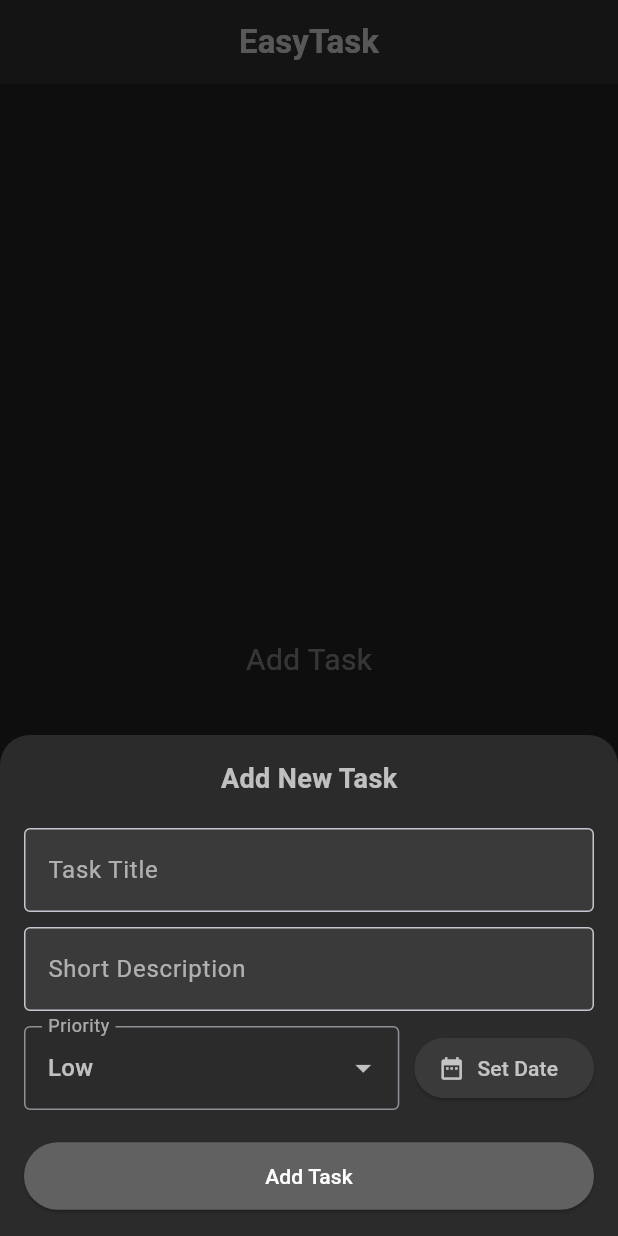
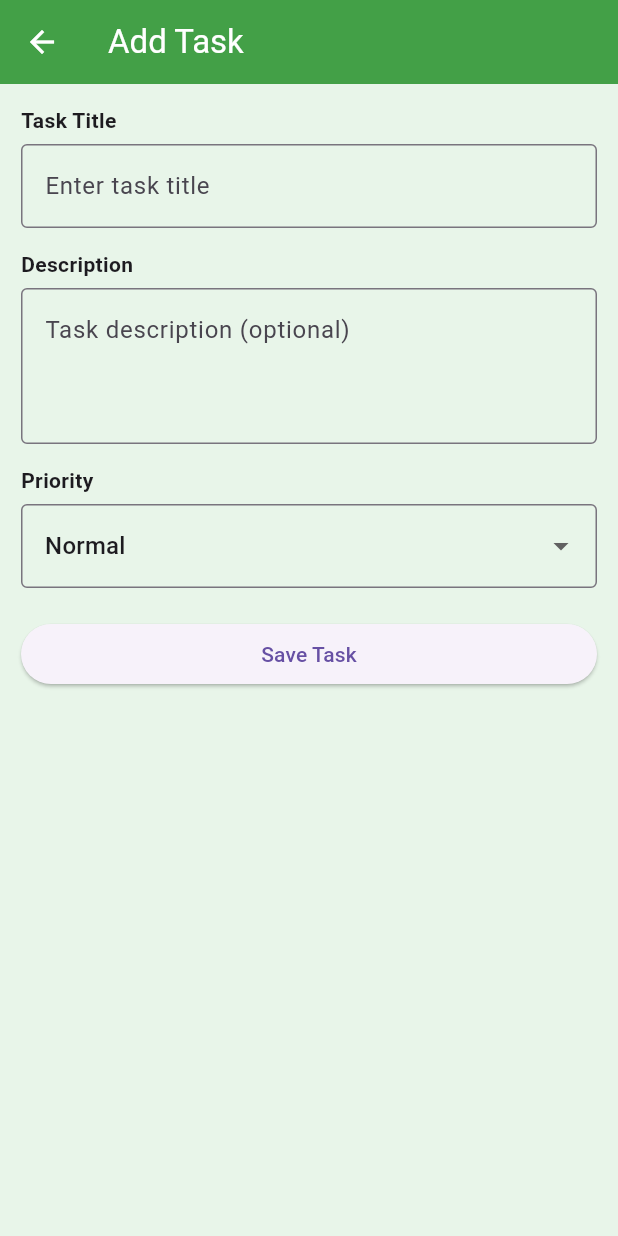
Before and after one commit to ameer-hamza-se/EasyTask, a Flutter app: the screen it shows after launch, after a tap on the "add" icon, on a phone screen of 412 x 824 dp. Run offline on Flutter 3.47's test engine with Material 3 defaults, Android fonts, the phone set to English and light mode, and no system bars.

Commit message:
Week 2: Added placeholder UI for task view

```diff
--- a/lib/main.dart
+++ b/lib/main.dart
@@ -1,327 +1,295 @@
 import 'package:flutter/material.dart';
 
 void main() {
-  runApp(const EasyTaskApp());
+  runApp(EasyTaskApp());
 }
 
 class EasyTaskApp extends StatelessWidget {
-  const EasyTaskApp({super.key});
-
   @override
   Widget build(BuildContext context) {
     return MaterialApp(
+      debugShowCheckedModeBanner: false,
       title: 'EasyTask',
-      debugShowCheckedModeBanner: false,
       theme: ThemeData(
-        brightness: Brightness.dark,
-        scaffoldBackgroundColor: const Color(0xFF1F1F1F), // dark grey background
-        appBarTheme: const AppBarTheme(
-          backgroundColor: Color(0xFF2C2C2C),
-          centerTitle: true,
-          titleTextStyle: TextStyle(
-            color: Colors.white70,
-            fontSize: 22,
-            fontWeight: FontWeight.bold,
+        primarySwatch: Colors.green,
+        scaffoldBackgroundColor: Colors.green.shade50,
+        appBarTheme: AppBarTheme(
+          backgroundColor: Colors.green.shade600,
+          foregroundColor: Colors.white,
         ),
       ),
-        floatingActionButtonTheme: const FloatingActionButtonThemeData(
-          backgroundColor: Color(0xFF3A3A3A),
-          foregroundColor: Colors.white70,
-        ),
-        cardColor: const Color(0xFF2B2B2B),
-        iconTheme: const IconThemeData(color: Colors.white70),
-        textTheme: const TextTheme(
-          bodyMedium: TextStyle(color: Colors.white70),
-        ),
-      ),
-      home: const HomePage(),
+      home: HomeScreen(),
     );
   }
 }
 
-class HomePage extends StatefulWidget {
-  const HomePage({super.key});
+// -------------------------------------------------------------
+// TASK MODEL (simple, no date, only material.dart used)
+// -------------------------------------------------------------
+class Task {
+  final String id;
+  final String title;
+  final String description;
+  final String priority;
 
-  @override
-  State<HomePage> createState() => _HomePageState();
-}
-
-class _HomePageState extends State<HomePage> {
-  final List<Map<String, dynamic>> tasks = [];
-
-  void _openAddTaskDialog() {
-    showModalBottomSheet(
-      context: context,
-      backgroundColor: const Color(0xFF2B2B2B),
-      shape: const RoundedRectangleBorder(
-        borderRadius: BorderRadius.vertical(top: Radius.circular(20)),
-      ),
-      isScrollControlled: true,
-      builder: (context) {
-        return AddTaskSheet(onAdd: _addTask);
-      },
-    );
-  }
-
-  void _addTask(String title, String desc, DateTime date, String priority) {
-    setState(() {
-      tasks.add({
-        'title': title,
-        'desc': desc,
-        'dueDate': date,
-        'priority': priority,
-      });
+  Task({
+    required this.id,
+    required this.title,
+    required this.description,
+    required this.priority,
   });
 }
 
-  void _removeTask(int index) {
+// -------------------------------------------------------------
+// HOME SCREEN
+// -------------------------------------------------------------
+class HomeScreen extends StatefulWidget {
+  @override
+  _HomeScreenState createState() => _HomeScreenState();
+}
+
+class _HomeScreenState extends State<HomeScreen> {
+  List<Task> tasks = [];
+
+  void _addTask() async {
+    final Task? newTask = await Navigator.push(
+      context,
+      MaterialPageRoute(builder: (context) => AddTaskScreen()),
+    );
+
+    if (newTask != null) {
       setState(() {
-      tasks.removeAt(index);
+        tasks.insert(0, newTask); // newest first
       });
+    }
+  }
+
+  void _deleteTask(String id) {
+    showDialog(
+      context: context,
+      builder: (ctx) => AlertDialog(
+        title: Text("Delete Task?"),
+        content: Text("Are you sure you want to delete this task?"),
+        actions: [
+          TextButton(
+            child: Text("Cancel"),
+            onPressed: () => Navigator.pop(ctx),
+          ),
+          TextButton(
+            child: Text("Delete", style: TextStyle(color: Colors.red)),
+            onPressed: () {
+              setState(() {
+                tasks.removeWhere((t) => t.id == id);
+              });
+              Navigator.pop(ctx);
+            },
+          ),
+        ],
+      ),
+    );
   }
 
   @override
   Widget build(BuildContext context) {
     return Scaffold(
-      appBar: AppBar(title: const Text("EasyTask")),
-      body: tasks.isEmpty
-          ? const Center(
-        child: Text(
-          "Add Task",
-          style: TextStyle(color: Colors.white38, fontSize: 20),
+      appBar: AppBar(
+        title: Row(
+          children: [
+            Icon(Icons.check_circle_outline),
+            SizedBox(width: 8),
+            Text("EasyTask"),
+          ],
         ),
-      )
-          : ListView.builder(
-        padding: const EdgeInsets.all(16),
+        actions: [
+          IconButton(
+            icon: Icon(Icons.group),
+            onPressed: () {
+              Navigator.push(
+                context,
+                MaterialPageRoute(builder: (c) => CommunityScreen()),
+              );
+            },
+          ),
+          IconButton(
+            icon: Icon(Icons.settings),
+            onPressed: () {
+              Navigator.push(
+                context,
+                MaterialPageRoute(builder: (c) => SettingsScreen()),
+              );
+            },
+          ),
+        ],
+      ),
+      body: tasks.isEmpty ? _emptyState() : _taskList(),
+      floatingActionButton: FloatingActionButton(
+        onPressed: _addTask,
+        child: Icon(Icons.add),
+      ),
+    );
+  }
+
+  Widget _emptyState() {
+    return Center(
+      child: Column(
+        mainAxisAlignment: MainAxisAlignment.center,
+        children: [
+          Icon(Icons.list_alt, size: 70, color: Colors.green.shade300),
+          SizedBox(height: 14),
+          Text("No tasks yet", style: TextStyle(fontSize: 18)),
+          SizedBox(height: 6),
+          Text("Tap + to add your first task"),
+        ],
+      ),
+    );
+  }
+
+  Widget _taskList() {
+    return ListView.builder(
+      padding: EdgeInsets.all(10),
       itemCount: tasks.length,
       itemBuilder: (context, index) {
-          final task = tasks[index];
-          Color priorityColor;
-          if (task['priority'] == 'High') {
-            priorityColor = Colors.grey.shade400;
-          } else if (task['priority'] == 'Medium') {
-            priorityColor = Colors.grey.shade500;
-          } else {
-            priorityColor = Colors.grey.shade600;
-          }
-
+        final t = tasks[index];
         return Card(
-            margin: const EdgeInsets.symmetric(vertical: 8),
           elevation: 2,
-            shape: RoundedRectangleBorder(
-              borderRadius: BorderRadius.circular(12),
-            ),
           child: ListTile(
-              leading: const Icon(Icons.task_alt),
-              title: Text(
-                task['title'],
-                style: const TextStyle(
-                  color: Colors.white70,
-                  fontWeight: FontWeight.bold,
-                ),
-              ),
+            leading: Icon(Icons.check_circle_outline, color: Colors.green),
+            title: Text(t.title, style: TextStyle(fontWeight: FontWeight.bold)),
             subtitle: Column(
               crossAxisAlignment: CrossAxisAlignment.start,
               children: [
-                  if (task['desc'].isNotEmpty)
-                    Text(
-                      task['desc'],
-                      style: const TextStyle(
-                        color: Colors.white54,
-                        fontSize: 13,
-                      ),
-                    ),
-                  const SizedBox(height: 3),
-                  Text(
-                    "Due: ${task['dueDate'].day}/${task['dueDate'].month}/${task['dueDate'].year}",
-                    style: const TextStyle(
-                      color: Colors.white54,
-                      fontSize: 13,
-                    ),
-                  ),
-                  const SizedBox(height: 3),
+                if (t.description.isNotEmpty) Text(t.description),
+                SizedBox(height: 4),
                 Row(
                   children: [
-                      const Icon(Icons.flag, size: 16, color: Colors.white38),
-                      const SizedBox(width: 5),
-                      Text(
-                        task['priority'],
-                        style: TextStyle(
-                          color: priorityColor,
-                          fontSize: 13,
-                        ),
-                      ),
+                    Icon(Icons.flag, size: 14),
+                    SizedBox(width: 4),
+                    Text(t.priority),
                   ],
                 ),
               ],
             ),
             trailing: IconButton(
-                icon: const Icon(Icons.delete_outline),
-                onPressed: () => _removeTask(index),
+              icon: Icon(Icons.delete_outline),
+              onPressed: () => _deleteTask(t.id),
             ),
           ),
         );
       },
+    );
+  }
+}
+
+// -------------------------------------------------------------
+// ADD TASK SCREEN (title, description, priority)
+// -------------------------------------------------------------
+class AddTaskScreen extends StatefulWidget {
+  @override
+  _AddTaskScreenState createState() => _AddTaskScreenState();
+}
+
+class _AddTaskScreenState extends State<AddTaskScreen> {
+  final _titleCtrl = TextEditingController();
+  final _descCtrl = TextEditingController();
+
+  String _priority = "Normal";
+
+  void _saveTask() {
+    if (_titleCtrl.text.trim().isEmpty) {
+      ScaffoldMessenger.of(context)
+          .showSnackBar(SnackBar(content: Text("Task title required")));
+      return;
+    }
+
+    final task = Task(
+      id: DateTime.now().millisecondsSinceEpoch.toString(),
+      title: _titleCtrl.text.trim(),
+      description: _descCtrl.text.trim(),
+      priority: _priority,
+    );
+
+    Navigator.pop(context, task);
+  }
+
+  @override
+  Widget build(BuildContext context) {
+    return Scaffold(
+      appBar: AppBar(
+        title: Text("Add Task"),
       ),
-      floatingActionButton: FloatingActionButton(
-        onPressed: _openAddTaskDialog,
-        child: const Icon(Icons.add),
+      body: Padding(
+        padding: const EdgeInsets.all(14),
+        child: Column(
+          crossAxisAlignment: CrossAxisAlignment.start,
+          children: [
+            Text("Task Title", style: TextStyle(fontWeight: FontWeight.w600)),
+            SizedBox(height: 6),
+            TextField(
+              controller: _titleCtrl,
+              decoration: InputDecoration(
+                hintText: "Enter task title",
+                border: OutlineInputBorder(),
+              ),
+            ),
+            SizedBox(height: 14),
+
+            Text("Description", style: TextStyle(fontWeight: FontWeight.w600)),
+            SizedBox(height: 6),
+            TextField(
+              controller: _descCtrl,
+              decoration: InputDecoration(
+                hintText: "Task description (optional)",
+                border: OutlineInputBorder(),
+              ),
+              maxLines: 3,
+            ),
+            SizedBox(height: 14),
+
+            Text("Priority", style: TextStyle(fontWeight: FontWeight.w600)),
+            SizedBox(height: 6),
+            DropdownButtonFormField<String>(
+              value: _priority,
+              decoration: InputDecoration(border: OutlineInputBorder()),
+              items: ["Low", "Normal", "High"]
+                  .map((p) => DropdownMenuItem(value: p, child: Text(p)))
+                  .toList(),
+              onChanged: (v) => setState(() => _priority = v!),
+            ),
+
+            SizedBox(height: 20),
+            SizedBox(
+              width: double.infinity,
+              child: ElevatedButton(
+                onPressed: _saveTask,
+                child: Text("Save Task"),
+              ),
+            ),
+          ],
+        ),
       ),
     );
   }
 }
 
-class AddTaskSheet extends StatefulWidget {
-  final Function(String, String, DateTime, String) onAdd;
-
-  const AddTaskSheet({super.key, required this.onAdd});
-
+// -------------------------------------------------------------
+// PLACEHOLDER SCREENS
+// -------------------------------------------------------------
+class SettingsScreen extends StatelessWidget {
   @override
-  State<AddTaskSheet> createState() => _AddTaskSheetState();
-}
-
-class _AddTaskSheetState extends State<AddTaskSheet> {
-  final TextEditingController titleController = TextEditingController();
-  final TextEditingController descController = TextEditingController();
-  DateTime? selectedDate;
-  String selectedPriority = 'Low';
-
-  void _pickDate() async {
-    final picked = await showDatePicker(
-      context: context,
-      initialDate: DateTime.now(),
-      firstDate: DateTime(2020),
-      lastDate: DateTime(2030),
-      builder: (context, child) {
-        return Theme(
-          data: ThemeData.dark().copyWith(
-            colorScheme: const ColorScheme.dark(
-              primary: Colors.grey,
-              onSurface: Colors.white70,
-              surface: Color(0xFF2B2B2B),
-            ),
-          ),
-          child: child!,
+  Widget build(BuildContext context) {
+    return Scaffold(
+      appBar: AppBar(title: Text("Settings")),
+      body: Center(child: Text("Settings screen (coming soon)")),
     );
-      },
-    );
-    if (picked != null) {
-      setState(() {
-        selectedDate = picked;
-      });
   }
 }
 
+class CommunityScreen extends StatelessWidget {
   @override
   Widget build(BuildContext context) {
-    return Padding(
-      padding:
-      EdgeInsets.only(bottom: MediaQuery.of(context).viewInsets.bottom),
-      child: Container(
-        padding: const EdgeInsets.all(16),
-        child: SingleChildScrollView(
-          child: Column(
-            crossAxisAlignment: CrossAxisAlignment.start,
-            children: [
-              const Center(
-                child: Text(
-                  "Add New Task",
-                  style: TextStyle(
-                      fontSize: 18,
-                      fontWeight: FontWeight.bold,
-                      color: Colors.white70),
-                ),
-              ),
-              const SizedBox(height: 20),
-              TextField(
-                controller: titleController,
-                style: const TextStyle(color: Colors.white70),
-                decoration: const InputDecoration(
-                  labelText: 'Task Title',
-                  labelStyle: TextStyle(color: Colors.white60),
-                  filled: true,
-                  fillColor: Color(0xFF3A3A3A),
-                  border: OutlineInputBorder(),
-                ),
-              ),
-              const SizedBox(height: 10),
-              TextField(
-                controller: descController,
-                style: const TextStyle(color: Colors.white70),
-                decoration: const InputDecoration(
-                  labelText: 'Short Description',
-                  labelStyle: TextStyle(color: Colors.white60),
-                  filled: true,
-                  fillColor: Color(0xFF3A3A3A),
-                  border: OutlineInputBorder(),
-                ),
-              ),
-              const SizedBox(height: 10),
-              Row(
-                children: [
-                  Expanded(
-                    child: DropdownButtonFormField<String>(
-                      dropdownColor: const Color(0xFF3A3A3A),
-                      value: selectedPriority,
-                      decoration: const InputDecoration(
-                        labelText: 'Priority',
-                        labelStyle: TextStyle(color: Colors.white60),
-                        border: OutlineInputBorder(),
-                      ),
-                      items: ['Low', 'Medium', 'High']
-                          .map((p) => DropdownMenuItem(
-                        value: p,
-                        child: Text(
-                          p,
-                          style: const TextStyle(color: Colors.white70),
-                        ),
-                      ))
-                          .toList(),
-                      onChanged: (value) {
-                        setState(() {
-                          selectedPriority = value!;
-                        });
-                      },
-                    ),
-                  ),
-                  const SizedBox(width: 10),
-                  ElevatedButton.icon(
-                    onPressed: _pickDate,
-                    icon: const Icon(Icons.date_range, color: Colors.white70),
-                    label: Text(
-                      selectedDate == null
-                          ? "Set Date"
-                          : "${selectedDate!.day}/${selectedDate!.month}/${selectedDate!.year}",
-                      style: const TextStyle(color: Colors.white70),
-                    ),
-                    style: ElevatedButton.styleFrom(
-                      backgroundColor: const Color(0xFF3A3A3A),
-                      foregroundColor: Colors.white70,
-                    ),
-                  ),
-                ],
-              ),
-              const SizedBox(height: 20),
-              Center(
-                child: ElevatedButton(
-                  onPressed: () {
-                    if (titleController.text.isEmpty || selectedDate == null) return;
-                    widget.onAdd(titleController.text, descController.text,
-                        selectedDate!, selectedPriority);
-                    Navigator.pop(context);
-                  },
-                  style: ElevatedButton.styleFrom(
-                    backgroundColor: Colors.grey.shade700,
-                    foregroundColor: Colors.white,
-                    minimumSize: const Size(double.infinity, 45),
-                  ),
-                  child: const Text("Add Task"),
-                ),
-              ),
-            ],
-          ),
-        ),
-      ),
+    return Scaffold(
+      appBar: AppBar(title: Text("Community")),
+      body: Center(child: Text("Community screen (coming soon)")),
     );
   }
 }
```
Lines whose indentation alone changed are shown as unchanged.
